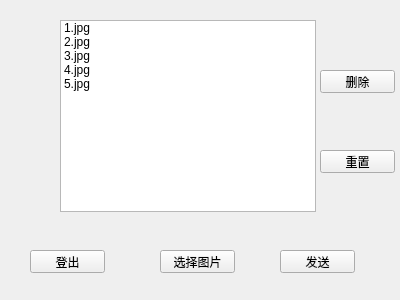
Forrest-Stone/Car, file send_client.ui: the form before one commit.
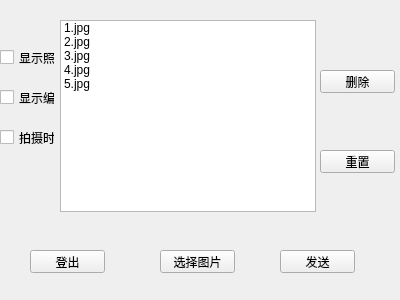
The form after the commit.

Patch:
```diff
--- a/send_client.ui
+++ b/send_client.ui
@@ -128,6 +128,45 @@
     <string>重置</string>
    </property>
   </widget>
+  <widget class="QCheckBox" name="checkBox">
+   <property name="geometry">
+    <rect>
+     <x>0</x>
+     <y>50</y>
+     <width>55</width>
+     <height>15</height>
+    </rect>
+   </property>
+   <property name="text">
+    <string>显示照片</string>
+   </property>
+  </widget>
+  <widget class="QCheckBox" name="checkBox_2">
+   <property name="geometry">
+    <rect>
+     <x>0</x>
+     <y>90</y>
+     <width>55</width>
+     <height>15</height>
+    </rect>
+   </property>
+   <property name="text">
+    <string>显示编号</string>
+   </property>
+  </widget>
+  <widget class="QCheckBox" name="checkBox_3">
+   <property name="geometry">
+    <rect>
+     <x>0</x>
+     <y>130</y>
+     <width>55</width>
+     <height>15</height>
+    </rect>
+   </property>
+   <property name="text">
+    <string>拍摄时间</string>
+   </property>
+  </widget>
  </widget>
  <resources/>
  <connections>
```
